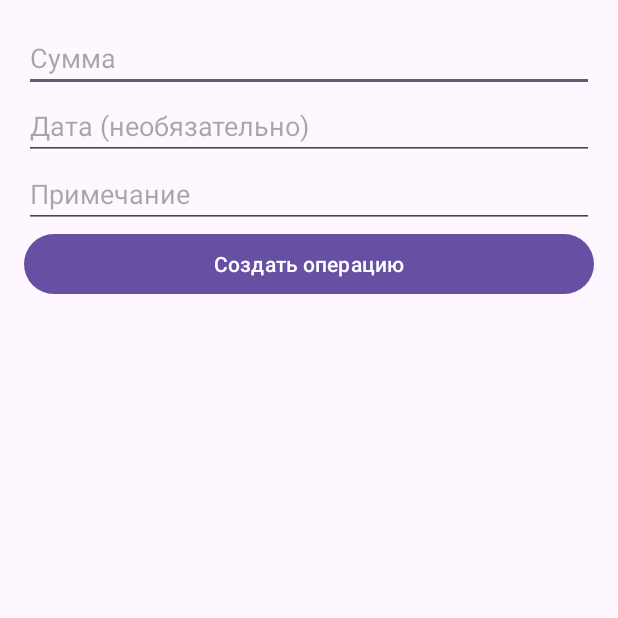
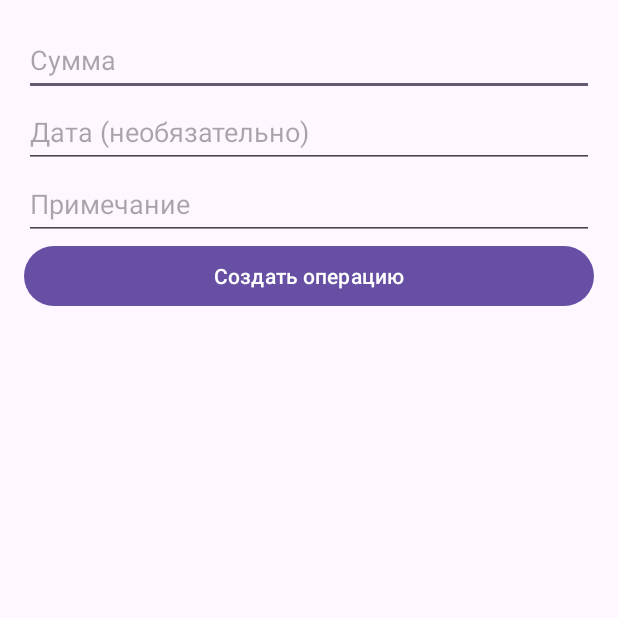
Before and after one commit to Whymeet/WalletObserve, an Android app: the AddOperationActivity screen opened directly, with no data from a screen before it, after a tap on "Создать операцию", on a phone screen of 412 x 824 dp, the top half of it. Run offline under Robolectric (Android 15) with nearby library versions, the phone set to English and light mode, and no system bars.

Commit message:
Пока не обновляется MainActivity

```diff
--- a/app/src/main/java/com/example/wallet/AddOperationActivity.java
+++ b/app/src/main/java/com/example/wallet/AddOperationActivity.java
@@ -8,11 +8,19 @@ import android.widget.Button;
 import android.widget.EditText;
 import android.widget.ListView;
 import android.widget.TextView;
+import android.widget.Toast;
+
 import androidx.appcompat.app.AppCompatActivity;
 import com.google.android.material.bottomsheet.BottomSheetDialog;
 
+import java.time.Instant;
+import java.util.Date;
+
 import classes.ListOperations;
 import classes.OperationsAdapter;
+import classes.fabric.MinustCreateFabric;
+import classes.fabric.OperationsFactory;
+import classes.fabric.PlusCreateFabric;
 import classes.operations.*;
 
 public class AddOperationActivity extends AppCompatActivity {
@@ -21,7 +29,7 @@ public class AddOperationActivity extends AppCompatActivity {
     private EditText editTextDate;
     private EditText editTextRemark;
     private Button buttonCreateOperation;
-
+    private ListOperations listOperations = ListOperations.getSingleton();
     @Override
     protected void onCreate(Bundle savedInstanceState) {
         super.onCreate(savedInstanceState);
@@ -33,12 +41,83 @@ public class AddOperationActivity extends AppCompatActivity {
         buttonCreateOperation = findViewById(R.id.buttonCreateOperation);
 
         final boolean isIncome = getIntent().getBooleanExtra("isIncome", true);
+        OperationsFactory factory;
 
+        if(isIncome){
+            factory = new PlusCreateFabric();
+
+        }
+        else{
+            factory = new MinustCreateFabric();
+        }
+
+       IOperation operation_money = factory.createOperations();
         buttonCreateOperation.setOnClickListener(new View.OnClickListener() {
             @Override
             public void onClick(View v) {
-                // Здесь логика для создания и добавления операции в список
-                // Используйте isIncome для определения типа операции
+
+
+                String amountString = editTextAmount.getText().toString();
+                if (!amountString.isEmpty()) {
+                    try {
+                        // Преобразование строки в double
+                        double amount = Double.parseDouble(amountString);
+
+                        // Вызов метода setAmountMoney с полученным значением
+                        operation_money.setAmountMoney(amount);
+                    } catch (NumberFormatException e) {
+                        // Обработка исключения, если строка не может быть преобразована в число
+                        // Например, показать Toast с ошибкой
+                        Toast.makeText(AddOperationActivity.this, "Некорректный ввод суммы", Toast.LENGTH_SHORT).show();
+                    }
+                } else {
+                    // Обработка случая пустого ввода
+                    // Например, показать Toast с предупреждением
+                    Toast.makeText(AddOperationActivity.this,"Введите сумму", Toast.LENGTH_SHORT).show();
+                }
+
+
+
+
+
+                String dateText = editTextDate.getText().toString();
+                if (!dateText.isEmpty()) {
+                    try {
+
+                        Date date = Date.from(Instant.parse(dateText));
+
+
+                        operation_money.setOperationDate(date);
+                    } catch (NumberFormatException e) {
+                        // Обработка исключения, если строка не может быть преобразована в число
+                        // Например, показать Toast с ошибкой
+                        Toast.makeText(AddOperationActivity.this, "Некорректный ввод даты", Toast.LENGTH_SHORT).show();
+                    }
+                } else {
+                    operation_money.setOperationDate(Date.from(Instant.now()));
+                }
+
+
+                String remarkStr = editTextRemark.getText().toString();
+
+                if (!remarkStr.isEmpty()) {
+                    try {
+
+                        Date date = Date.from(Instant.parse(dateText));
+
+
+                        operation_money.setRemark(remarkStr);
+                    } catch (NumberFormatException e) {
+                        // Обработка исключения, если строка не может быть преобразована в число
+                        // Например, показать Toast с ошибкой
+                        Toast.makeText(AddOperationActivity.this, "Некорректный ввод даты", Toast.LENGTH_SHORT).show();
+                    }
+                } else {
+                    operation_money.setOperationDate(Date.from(Instant.now()));
+                }
+                listOperations.addOperation(operation_money);
+
+
             }
         });
     }
--- a/app/src/main/res/layout/activity_add_operation.xml
+++ b/app/src/main/res/layout/activity_add_operation.xml
@@ -10,20 +10,23 @@
         android:layout_width="match_parent"
         android:layout_height="wrap_content"
         android:hint="Сумма"
-        android:inputType="numberDecimal"/>
+        android:inputType="numberDecimal"
+        android:minHeight="48dp" />
 
     <EditText
         android:id="@+id/editTextDate"
         android:layout_width="match_parent"
         android:layout_height="wrap_content"
         android:hint="Дата (необязательно)"
-        android:inputType="date"/>
+        android:inputType="date"
+        android:minHeight="48dp" />
 
     <EditText
         android:id="@+id/editTextRemark"
         android:layout_width="match_parent"
         android:layout_height="wrap_content"
-        android:hint="Примечание"/>
+        android:hint="Примечание"
+        android:minHeight="48dp" />
 
     <Button
         android:id="@+id/buttonCreateOperation"
```
Also changed, not shown: app/src/main/java/com/example/wallet/MainActivity.java (+13 -6 lines).
